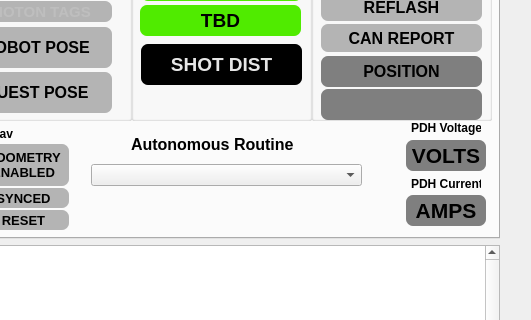
aesatchien/FRC2429_2026, file gui/layout_2026.ui: the form before one commit; both pictures show x 951 to 1482 and y 231 to 551 of the 1482 by 722 pixel window.
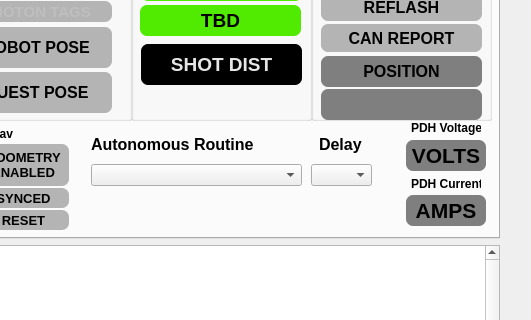
The form after the commit. Icons and pictures are not drawn. Custom widgets are drawn as their Qt base class.

Commit message: dashboard added delay that reads from key auto_delay

```diff
--- a/gui/layout_2026.ui
+++ b/gui/layout_2026.ui
@@ -1622,7 +1622,7 @@
        <rect>
         <x>320</x>
         <y>350</y>
-        <width>271</width>
+        <width>211</width>
         <height>22</height>
        </rect>
       </property>
@@ -1636,7 +1636,7 @@
      <widget class="QLabel" name="label_5">
       <property name="geometry">
        <rect>
-        <x>360</x>
+        <x>320</x>
         <y>320</y>
         <width>181</width>
         <height>20</height>
@@ -2155,6 +2155,41 @@
        <set>Qt::AlignCenter</set>
       </property>
      </widget>
+     <widget class="QLabel" name="label_18">
+      <property name="geometry">
+       <rect>
+        <x>548</x>
+        <y>320</y>
+        <width>71</width>
+        <height>20</height>
+       </rect>
+      </property>
+      <property name="font">
+       <font>
+        <pointsize>12</pointsize>
+        <bold>true</bold>
+       </font>
+      </property>
+      <property name="text">
+       <string>Delay</string>
+      </property>
+     </widget>
+     <widget class="QComboBox" name="qcombobox_auto_delay">
+      <property name="geometry">
+       <rect>
+        <x>540</x>
+        <y>350</y>
+        <width>61</width>
+        <height>22</height>
+       </rect>
+      </property>
+      <property name="font">
+       <font>
+        <pointsize>10</pointsize>
+        <bold>true</bold>
+       </font>
+      </property>
+     </widget>
     </widget>
     <widget class="QWidget" name="tab_2">
      <attribute name="title">
```
The commit also changes 3 other files.
